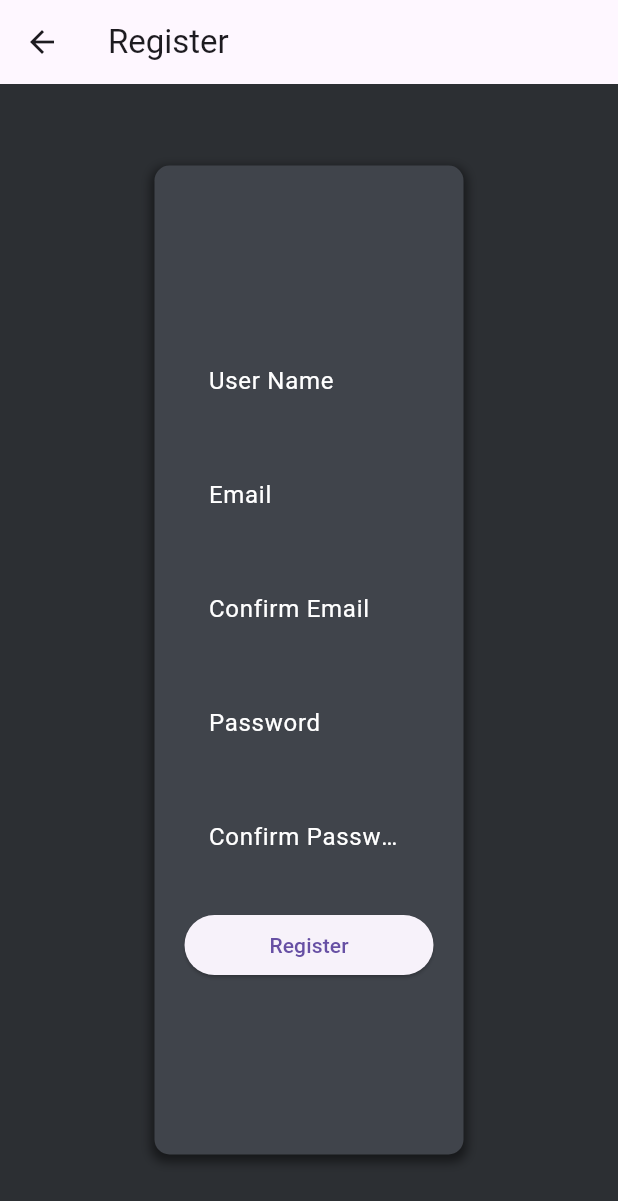
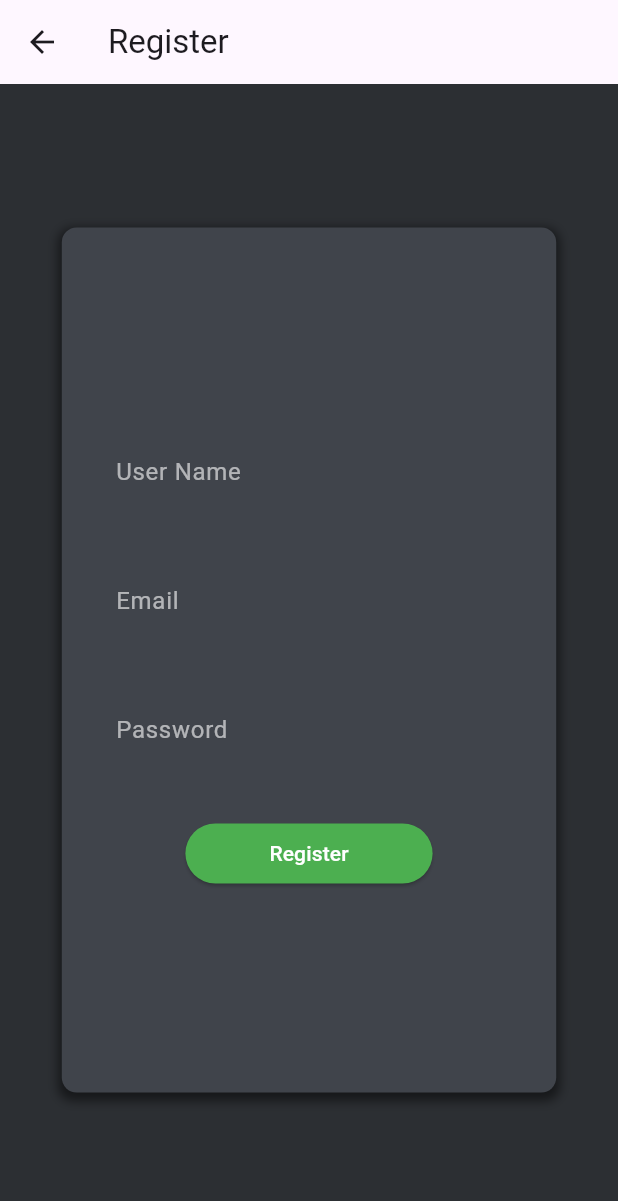
Before and after one commit to 0marContreras/BIScord-frontend, a Flutter app: the RegisterPage screen opened directly, after a tap on "Register", on a phone screen of 412 x 824 dp. Shown: the top 1201 px of the screen. Run offline on Flutter 3.47's test engine with Material 3 defaults, Android fonts, the phone set to English and light mode, and no system bars; our stand-ins replace socket_io_client.

Commit message:
readjustments for mobile measurements

```diff
--- a/lib/login.dart
+++ b/lib/login.dart
@@ -1,6 +1,7 @@
 import 'package:flutter/material.dart';
 import 'general.dart'; // Importa la página principal
 import 'register.dart'; // Importa la página de registro
+
 
 class LoginPage extends StatelessWidget {
   final TextEditingController emailController = TextEditingController();
@@ -10,13 +11,13 @@ class LoginPage extends StatelessWidget {
   Widget build(BuildContext context) {
     // Obtener el tamaño mínimo permitido para el contenedor, investigar como definir dimensiones para movil sepradas de web
     final double minContainerWidth = MediaQuery.of(context).size.width * 0.5;
-    final double minContainerHeight = MediaQuery.of(context).size.height * 0.4;
+    final double minContainerHeight = MediaQuery.of(context).size.height * 0.6;
     return Scaffold(
       backgroundColor: Color(0xFF2C2F33),
       body: Center(
         child: Container(
-          width: MediaQuery.of(context).size.width * 0.5, // Utiliza el 0% del ancho disponible,
-          height: MediaQuery.of(context).size.height * 0.6,
+          width: MediaQuery.of(context).size.width * 0.8, // Utiliza el 70% del ancho disponible,
+          height: MediaQuery.of(context).size.height * 0.7,
           padding: const EdgeInsets.all(20),
           constraints: BoxConstraints(minWidth: minContainerWidth, minHeight: minContainerHeight,), // Establecer el ancho mínimo del contenedor
           decoration: BoxDecoration(
@@ -41,7 +42,7 @@ class LoginPage extends StatelessWidget {
                   style: TextStyle(color: Colors.white),
                   decoration: InputDecoration(
                     hintText: 'Email',
-                    hintStyle: TextStyle(color: Colors.white),
+                    hintStyle: TextStyle(color: Colors.white60),
                     fillColor: Color(0xFF40444B),
                     filled: true,
                     border: OutlineInputBorder(
@@ -59,7 +60,7 @@ class LoginPage extends StatelessWidget {
                   style: TextStyle(color: Colors.white),
                   decoration: InputDecoration(
                     hintText: 'Password',
-                    hintStyle: TextStyle(color: Colors.white),
+                    hintStyle: TextStyle(color: Colors.white60),
                     fillColor: Color(0xFF40444B),
                     filled: true,
                     border: OutlineInputBorder(
@@ -74,6 +75,7 @@ class LoginPage extends StatelessWidget {
               SizedBox(
                 width: 250,
                 child: ElevatedButton(
+                style: ElevatedButton.styleFrom(backgroundColor:  Colors.green,),
                   onPressed: () {
                     // Supongamos que la autenticación es exitosa
                     // Navega a la página principal, general
@@ -83,7 +85,11 @@ class LoginPage extends StatelessWidget {
                       result: false, // Esto indica que esta ruta no es un resultado
                     );
                   },
-                  child: const Text('Login'),
+                  child: const Text(
+                    'Login',
+                    style: TextStyle(color: Colors.white),
+                    ),
+
                 ),
               ),
               const SizedBox(height: 20),
--- a/lib/register.dart
+++ b/lib/register.dart
@@ -2,9 +2,9 @@ import 'package:flutter/material.dart';
 
 class RegisterPage extends StatelessWidget {
   final TextEditingController emailController = TextEditingController();
-  final TextEditingController confirmEmailController = TextEditingController();
+
   final TextEditingController passwordController = TextEditingController();
-  final TextEditingController confirmPasswordController = TextEditingController();
+
   final TextEditingController userController = TextEditingController();
 
   @override
@@ -16,8 +16,8 @@ class RegisterPage extends StatelessWidget {
       ),
       body: Center(
         child:Container(
-          width: MediaQuery.of(context).size.width* 0.5,
-          height: MediaQuery.of(context).size.height * 0.8,
+          width: MediaQuery.of(context).size.width* 0.8,
+          height: MediaQuery.of(context).size.height * 0.7,
         padding: EdgeInsets.all(20),
         decoration: BoxDecoration(
           color: Color(0xFF40444B),
@@ -39,7 +39,7 @@ class RegisterPage extends StatelessWidget {
               style: TextStyle(color: Colors.white),
               decoration: InputDecoration(
                 hintText: 'User Name',
-                hintStyle: TextStyle(color: Colors.white),
+                hintStyle: TextStyle(color: Colors.white60),
                 fillColor: Color(0xFF40444B),
                 filled: true,
                 border: OutlineInputBorder(
@@ -48,13 +48,13 @@ class RegisterPage extends StatelessWidget {
                 ),
               ),
             ),
-            SizedBox(height: 20,),
+            SizedBox(height: 30,),
             TextField(
               controller: emailController,
               style: TextStyle(color: Colors.white),
               decoration: InputDecoration(
                 hintText: 'Email',
-                hintStyle: TextStyle(color: Colors.white),
+                hintStyle: TextStyle(color: Colors.white60),
                 fillColor: Color(0xFF40444B),
                 filled: true,
                 border: OutlineInputBorder(
@@ -63,28 +63,14 @@ class RegisterPage extends StatelessWidget {
                 ),
               ),
             ),
-            SizedBox(height: 20),
-            TextField(
-              controller: confirmEmailController,
-              style: TextStyle(color: Colors.white),
-              decoration: InputDecoration(
-                hintText: 'Confirm Email',
-                hintStyle: TextStyle(color: Colors.white),
-                fillColor: Color(0xFF40444B),
-                filled: true,
-                border: OutlineInputBorder(
-                  borderRadius: BorderRadius.circular(10),
-                  borderSide: BorderSide.none,
-                ),
-              ),
-            ),
-            SizedBox(height: 20),
+            SizedBox(height: 30),
+
             TextField(
               controller: passwordController,
               style: TextStyle(color: Colors.white),
               decoration: InputDecoration(
                 hintText: 'Password',
-                hintStyle: TextStyle(color: Colors.white),
+                hintStyle: TextStyle(color: Colors.white60),
                 fillColor: Color(0xFF40444B),
                 filled: true,
                 border: OutlineInputBorder(
@@ -94,37 +80,26 @@ class RegisterPage extends StatelessWidget {
               ),
               obscureText: true,
             ),
-            SizedBox(height: 20),
-            TextField(
-              controller: confirmPasswordController,
-              style: TextStyle(color: Colors.white),
-              decoration: InputDecoration(
-                hintText: 'Confirm Password',
-                hintStyle: TextStyle(color: Colors.white),
-                fillColor: Color(0xFF40444B),
-                filled: true,
-                border: OutlineInputBorder(
-                  borderRadius: BorderRadius.circular(10),
-                  borderSide: BorderSide.none,
-                ),
-              ),
-              obscureText: true,
-            ),
-            SizedBox(height: 20),
+            SizedBox(height: 30),
+
+
             SizedBox(
-              width: double.infinity,
+              width: MediaQuery.of(context).size.width* 0.4,
               child: ElevatedButton(
+                style: ElevatedButton.styleFrom(backgroundColor: Colors.green),
                 onPressed: () {
                   String user = userController.text;
                   String email = emailController.text;
-                  String confirmEmail = confirmEmailController.text;
+
                   String password = passwordController.text;
-                  String confirmPassword = confirmPasswordController.text;
+
 
                   // Implementa la lógica de registro aquí
-                  print('User: $user, Email: $email, Confirm Email: $confirmEmail, Password: $password, Confirm Password: $confirmPassword');
+                  print('User: $user, Email: $email, Password: $password,');
                 },
-                child: Text('Register'),
+                child: Text(
+                  'Register',
+                  style: TextStyle(color:  Colors.white,) ),
               ),
             ),
           ],
```
Also changed, not shown: 1 other file.
